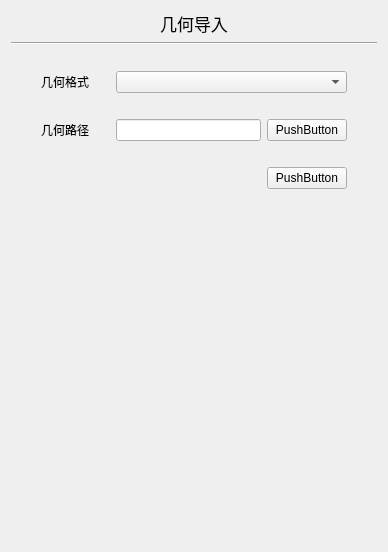
Aiopr-bits/MAVES, file src/FormGeometry.ui: the form before one commit.
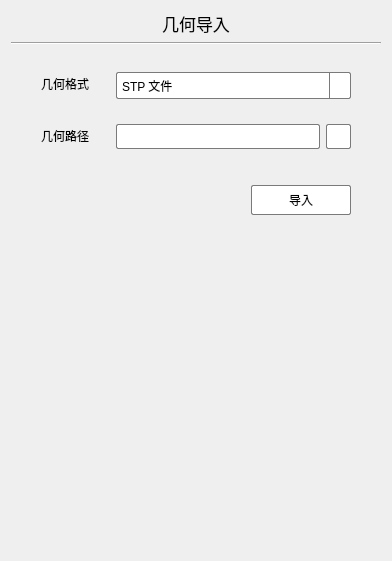
The form after the commit. Icons and pictures are not drawn.

```diff
--- a/src/FormGeometry.ui
+++ b/src/FormGeometry.ui
@@ -6,8 +6,8 @@
    <rect>
     <x>0</x>
     <y>0</y>
-    <width>388</width>
-    <height>552</height>
+    <width>392</width>
+    <height>561</height>
    </rect>
   </property>
   <property name="windowTitle">
@@ -127,7 +127,122 @@
          <item>
           <layout class="QVBoxLayout" name="verticalLayout_2">
            <item>
-            <widget class="QComboBox" name="comboBox"/>
+            <widget class="QComboBox" name="comboBox">
+             <property name="minimumSize">
+              <size>
+               <width>0</width>
+               <height>25</height>
+              </size>
+             </property>
+             <property name="maximumSize">
+              <size>
+               <width>16777215</width>
+               <height>25</height>
+              </size>
+             </property>
+             <property name="styleSheet">
+              <string notr="true">QComboBox {
+    background-color: white;
+    border: 1px solid rgb(122, 122, 122); /* 默认边界颜色 */
+    border-radius: 2px;
+    padding: 5px;
+    min-height: 15px;
+}
+
+QComboBox:hover {
+    border: 1px solid rgb(23, 23, 23); /* 鼠标悬浮时边界颜色 */
+}
+
+QComboBox::drop-down {
+    subcontrol-origin: padding;
+    subcontrol-position: top right;
+    width: 20px;
+    border-left-width: 1px;
+    border-left-color: rgb(122, 122, 122); /* 默认边界颜色 */
+    border-left-style: solid;
+    border-top-right-radius: 3px;
+    border-bottom-right-radius: 3px;
+}
+
+QComboBox::drop-down:hover {
+    border-left-color: rgb(23, 23, 23); /* 鼠标悬浮时边界颜色 */
+}
+
+QComboBox::down-arrow {
+    image: url(:/icons/down_arrow.png); /* 请确保有一个合适的箭头图标 */
+    width: 10px;
+    height: 10px;
+}
+
+QComboBox QAbstractItemView {
+    border: 1px solid rgb(122, 122, 122); /* 默认边界颜色 */
+    selection-background-color: #f0f0f0;
+    selection-color: black;
+    outline: 0px;
+}
+
+QComboBox QAbstractItemView::item {
+    min-height: 25px; /* 增加选项高度 */
+}
+
+QComboBox QAbstractItemView QScrollBar:vertical {
+    border: 1px solid rgb(122, 122, 122); /* 默认边界颜色 */
+    background: white;
+    width: 12px;
+    margin: 0px 0px 0px 0px;
+}
+
+QComboBox QAbstractItemView QScrollBar::handle:vertical {
+    background: #bfbfbf;
+    min-height: 20px;
+    border-radius: 5px;
+}
+
+QComboBox QAbstractItemView QScrollBar::add-line:vertical {
+    background: white;
+    height: 0px;
+    subcontrol-position: bottom;
+    subcontrol-origin: margin;
+}
+
+QComboBox QAbstractItemView QScrollBar::sub-line:vertical {
+    background: white;
+    height: 0px;
+    subcontrol-position: top;
+    subcontrol-origin: margin;
+}
+
+QComboBox QAbstractItemView QScrollBarup-arrow:vertical, 
+QComboBox QAbstractItemView QScrollBardown-arrow:vertical {
+    border: none;
+    width: 0px;
+    height: 0px;
+    background: none;
+}
+
+QComboBox QAbstractItemView QScrollBaradd-page:vertical, 
+QComboBox QAbstractItemView QScrollBarsub-page:vertical {
+    background: none;
+}
+
+</string>
+             </property>
+             <item>
+              <property name="text">
+               <string>STP 文件</string>
+              </property>
+             </item>
+             <item>
+              <property name="text">
+               <string>IGS 文件</string>
+              </property>
+             </item>
+             <item>
+              <property name="text">
+               <string>BREP 文件</string>
+              </property>
+             </item>
+            </widget>
            </item>
            <item>
             <spacer name="verticalSpacer">
@@ -148,12 +263,77 @@
            <item>
             <layout class="QHBoxLayout" name="horizontalLayout">
              <item>
-              <widget class="QLineEdit" name="lineEdit"/>
+              <widget class="QLineEdit" name="lineEdit">
+               <property name="minimumSize">
+                <size>
+                 <width>0</width>
+                 <height>25</height>
+                </size>
+               </property>
+               <property name="maximumSize">
+                <size>
+                 <width>16777215</width>
+                 <height>25</height>
+                </size>
+               </property>
+               <property name="styleSheet">
+                <string notr="true">QLineEdit {
+    background-color: rgb(255, 255, 255); /* 背景色 */
+    border: 1px solid rgb(122, 122, 122); /* 边框色 */
+    border-radius: 2px; /* 圆角边框 */
+    padding: 5px; /* 内边距 */
+}
+
+
+
+QLineEdit:hover {
+    border: 1px solid rgb(23, 23, 23); 
+}</string>
+               </property>
+              </widget>
              </item>
              <item>
               <widget class="QPushButton" name="pushButton">
+               <property name="minimumSize">
+                <size>
+                 <width>25</width>
+                 <height>25</height>
+                </size>
+               </property>
+               <property name="maximumSize">
+                <size>
+                 <width>25</width>
+                 <height>25</height>
+                </size>
+               </property>
+               <property name="styleSheet">
+                <string notr="true">QPushButton {
+    background-color: rgb(255, 255, 255); /* 背景色 */
+    border: 1px solid rgb(122, 122, 122); /* 边框色 */
+    border-radius: 2px; /* 圆润边框 */
+}
+
+QPushButton:hover {
+    background-color: rgb(242, 242, 242); /* 鼠标悬浮背景色 */
+}
+
+QPushButton:pressed {
+    background-color: rgb(235, 235, 235); /* 鼠标点击背景色 */
+}
+</string>
+               </property>
                <property name="text">
-                <string>PushButton</string>
+                <string/>
+               </property>
+               <property name="icon">
+                <iconset>
+                 <normaloff>../res/browse.png</normaloff>../res/browse.png</iconset>
+               </property>
+               <property name="iconSize">
+                <size>
+                 <width>20</width>
+                 <height>20</height>
+                </size>
                </property>
               </widget>
              </item>
@@ -192,7 +372,7 @@
        <property name="sizeHint" stdset="0">
         <size>
          <width>15</width>
-         <height>20</height>
+         <height>30</height>
         </size>
        </property>
       </spacer>
@@ -214,8 +394,36 @@
        </item>
        <item>
         <widget class="QPushButton" name="pushButton_2">
+         <property name="minimumSize">
+          <size>
+           <width>100</width>
+           <height>30</height>
+          </size>
+         </property>
+         <property name="maximumSize">
+          <size>
+           <width>100</width>
+           <height>30</height>
+          </size>
+         </property>
+         <property name="styleSheet">
+          <string notr="true">QPushButton {
+    background-color: rgb(255, 255, 255); /* 背景色 */
+    border: 1px solid rgb(122, 122, 122); /* 边框色 */
+    border-radius: 2px; /* 圆润边框 */
+}
+
+QPushButton:hover {
+    background-color: rgb(242, 242, 242); /* 鼠标悬浮背景色 */
+}
+
+QPushButton:pressed {
+    background-color: rgb(235, 235, 235); /* 鼠标点击背景色 */
+}
+</string>
+         </property>
          <property name="text">
-          <string>PushButton</string>
+          <string>导入</string>
          </property>
         </widget>
        </item>
```
